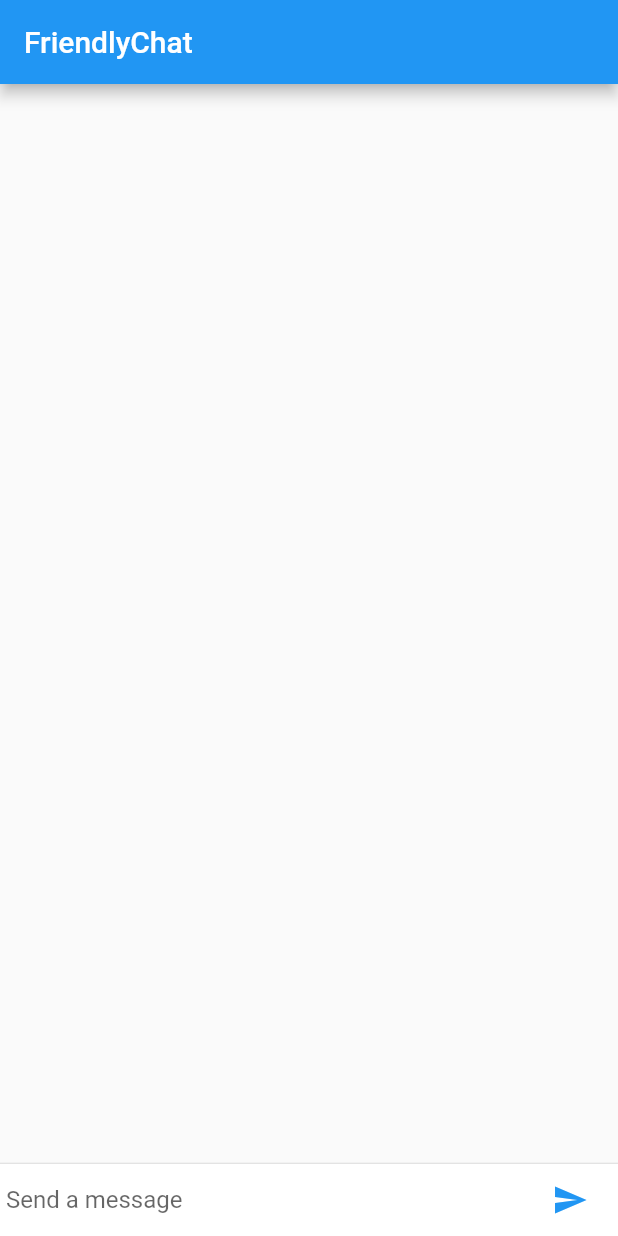
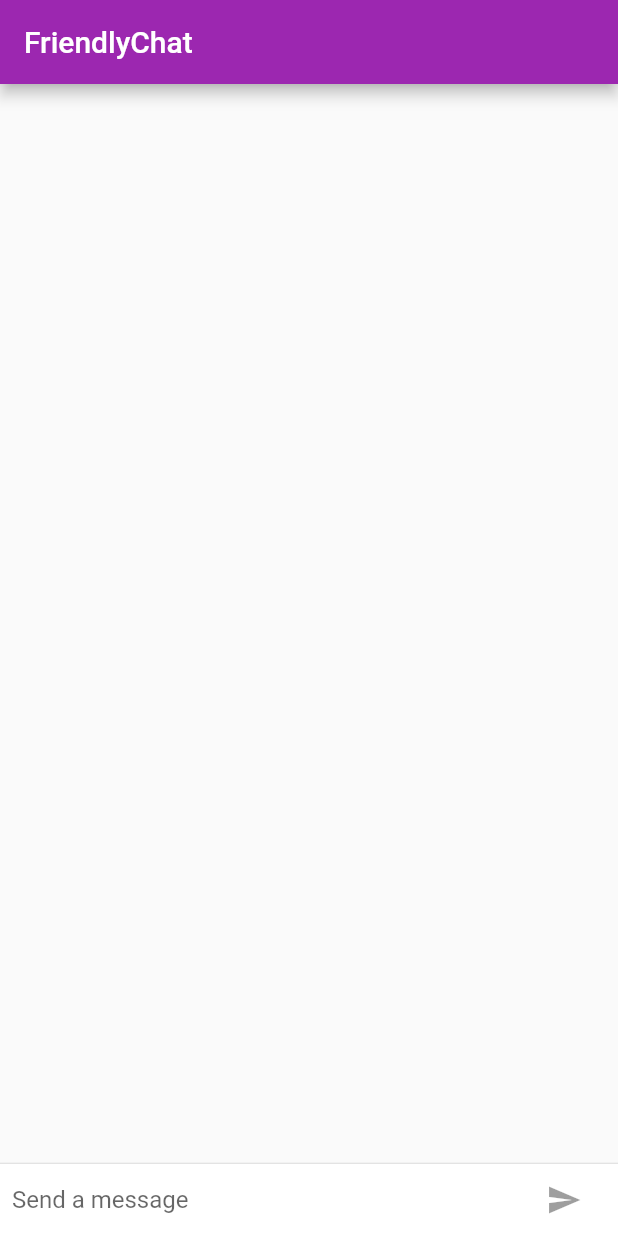
Before and after one commit to MaleeshSanuka/friendly_chat, a Flutter app: the screen it shows after launch, on a phone screen of 412 x 824 dp. Run offline on Flutter 3.47's test engine with Material 2 defaults, Android fonts, the phone set to English and light mode, and no system bars.

Commit message:
Final Comment

```diff
--- a/lib/main.dart
+++ b/lib/main.dart
@@ -1,5 +1,6 @@
+import 'package:flutter/material.dart';
 import 'package:flutter/cupertino.dart';
-import 'package:flutter/material.dart';
+import 'package:flutter/foundation.dart';
 
 void main() {
   runApp(
@@ -7,17 +8,29 @@ void main() {
   );
 }
 
-String _name = 'Maleesh Sanuka';
+final ThemeData kIOSTheme = ThemeData(
+  primarySwatch: Colors.orange,
+  primaryColor: Colors.grey[100],
+  primaryColorBrightness: Brightness.light,
+);
+
+final ThemeData kDefaultTheme = ThemeData(
+  primarySwatch: Colors.purple,
+  accentColor: Colors.orangeAccent[400],
+);
+
+String _name = 'Your Name';
 
 class FriendlyChatApp extends StatelessWidget {
-  const FriendlyChatApp({
-    Key? key,
-  }) : super(key: key);
+  const FriendlyChatApp({Key? key}) : super(key: key);
 
   @override
   Widget build(BuildContext context) {
     return MaterialApp(
       title: 'FriendlyChat',
+      theme: defaultTargetPlatform == TargetPlatform.iOS
+          ? kIOSTheme
+          : kDefaultTheme,
       home: ChatScreen(),
     );
   }
@@ -43,7 +56,8 @@ class ChatMessage extends StatelessWidget {
               margin: const EdgeInsets.only(right: 16.0),
               child: CircleAvatar(child: Text(_name[0])),
             ),
-            Column(
+            Expanded(
+              child: Column(
                 crossAxisAlignment: CrossAxisAlignment.start,
                 children: [
                   Text(_name, style: Theme.of(context).textTheme.headline4),
@@ -53,6 +67,7 @@ class ChatMessage extends StatelessWidget {
                   ),
                 ],
               ),
+            ),
           ],
         ),
       ),
@@ -61,37 +76,32 @@ class ChatMessage extends StatelessWidget {
 }
 
 class ChatScreen extends StatefulWidget {
-  const ChatScreen({Key? key}) : super(key: key);
-
   @override
-  State<ChatScreen> createState() => _ChatScreenState();
+  _ChatScreenState createState() => _ChatScreenState();
 }
 
 class _ChatScreenState extends State<ChatScreen> with TickerProviderStateMixin {
   final List<ChatMessage> _messages = [];
   final _textController = TextEditingController();
   final FocusNode _focusNode = FocusNode();
-  void _handleSubmitted(String text) {
-    _textController.clear();
-    ChatMessage message = ChatMessage(
-      text: text,
-      animationController: AnimationController(
-        duration: const Duration(milliseconds: 700),
-        vsync: this,
-      ),
-    );
-    setState(() {
-      _messages.insert(0, message);
-    });
-    _focusNode.requestFocus();
-    message.animationController.forward();
-  }
+  bool _isComposing = false;
 
   @override
   Widget build(BuildContext context) {
     return Scaffold(
-      appBar: AppBar(title: Text('FriendlyChat')),
-      body: Column(
+      appBar: AppBar(
+        title: Text('FriendlyChat'),
+        elevation: Theme.of(context).platform == TargetPlatform.iOS ? 0.0 : 4.0,
+      ),
+      body: Container(
+        decoration: Theme.of(context).platform == TargetPlatform.iOS //new
+            ? BoxDecoration(
+          border: Border(
+            top: BorderSide(color: Colors.grey[200]!),
+          ),
+        )
+            : null,
+        child: Column(
           children: [
             Flexible(
               child: ListView.builder(
@@ -108,20 +118,26 @@ class _ChatScreenState extends State<ChatScreen> with TickerProviderStateMixin {
             ),
           ],
         ),
+      ),
     );
   }
 
   Widget _buildTextComposer() {
     return IconTheme(
-      data: IconThemeData(color: Theme.of(context).colorScheme.secondary),
+      data: IconThemeData(color: Theme.of(context).accentColor),
       child: Container(
-        margin: EdgeInsets.symmetric(horizontal: 4.0),
+        margin: EdgeInsets.symmetric(horizontal: 8.0),
         child: Row(
           children: [
             Flexible(
               child: TextField(
                 controller: _textController,
-                onSubmitted: _handleSubmitted,
+                onChanged: (String text) {
+                  setState(() {
+                    _isComposing = text.isNotEmpty;
+                  });
+                },
+                onSubmitted: _isComposing ? _handleSubmitted : null,
                 decoration:
                 InputDecoration.collapsed(hintText: 'Send a message'),
                 focusNode: _focusNode,
@@ -129,15 +145,42 @@ class _ChatScreenState extends State<ChatScreen> with TickerProviderStateMixin {
             ),
             Container(
                 margin: EdgeInsets.symmetric(horizontal: 4.0),
-              child: IconButton(
+                child: Theme.of(context).platform == TargetPlatform.iOS
+                    ? CupertinoButton(
+                  onPressed: _isComposing
+                      ? () => _handleSubmitted(_textController.text)
+                      : null,
+                  child: Text('Send'),
+                )
+                    : IconButton(
                   icon: const Icon(Icons.send),
-                onPressed: () => _handleSubmitted(_textController.text),
-              ),
-            )
+                  onPressed: _isComposing
+                      ? () => _handleSubmitted(_textController.text)
+                      : null,
+                ))
           ],
         ),
       ),
     );
+  }
+
+  void _handleSubmitted(String text) {
+    _textController.clear();
+    setState(() {
+      _isComposing = false;
+    });
+    var message = ChatMessage(
+      text: text,
+      animationController: AnimationController(
+        duration: const Duration(milliseconds: 700),
+        vsync: this,
+      ),
+    );
+    setState(() {
+      _messages.insert(0, message);
+    });
+    _focusNode.requestFocus();
+    message.animationController.forward();
   }
 
   @override
```
Lines whose indentation alone changed are shown as unchanged.
